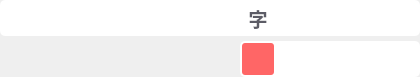
First picture: the form in OneGrab/src/BtnBar.ui, repository whdicu/OneGrab, before the edit.
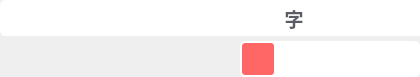
Second picture: the form after the edit. Icons and pictures are not drawn.

```diff
--- a/OneGrab/src/BtnBar.ui
+++ b/OneGrab/src/BtnBar.ui
@@ -58,7 +58,7 @@
     <rect>
      <x>0</x>
      <y>0</y>
-     <width>420</width>
+     <width>456</width>
      <height>36</height>
     </rect>
    </property>
```
Left out of the diff: 41 changed lines with no effect on the pictures.
